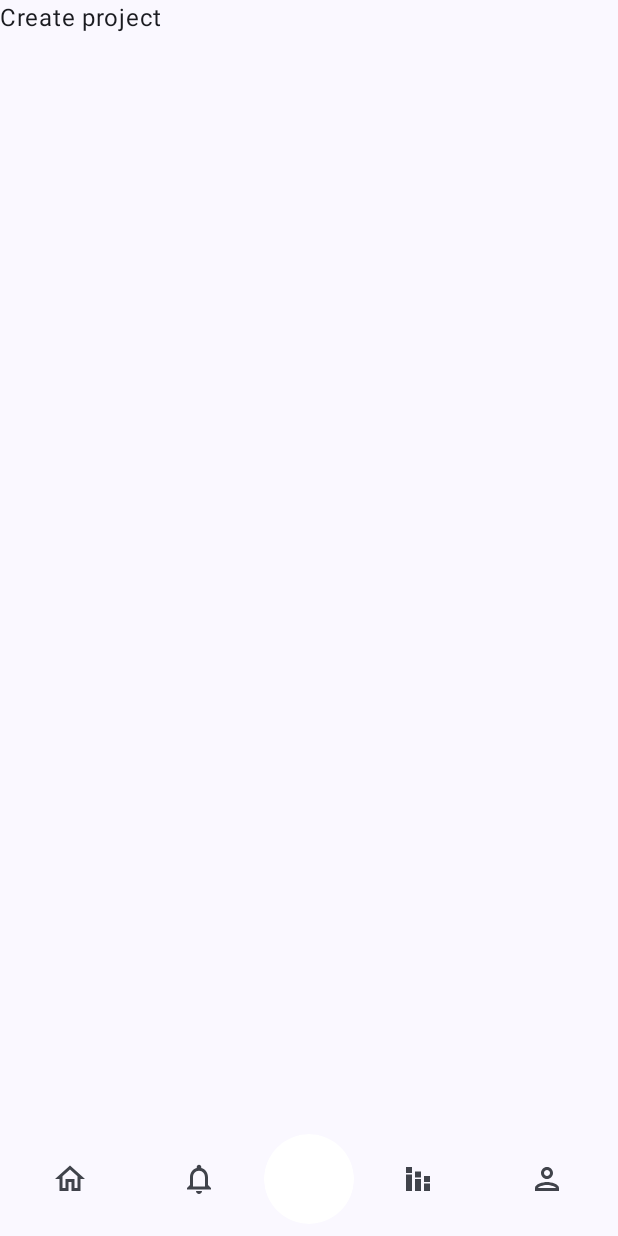
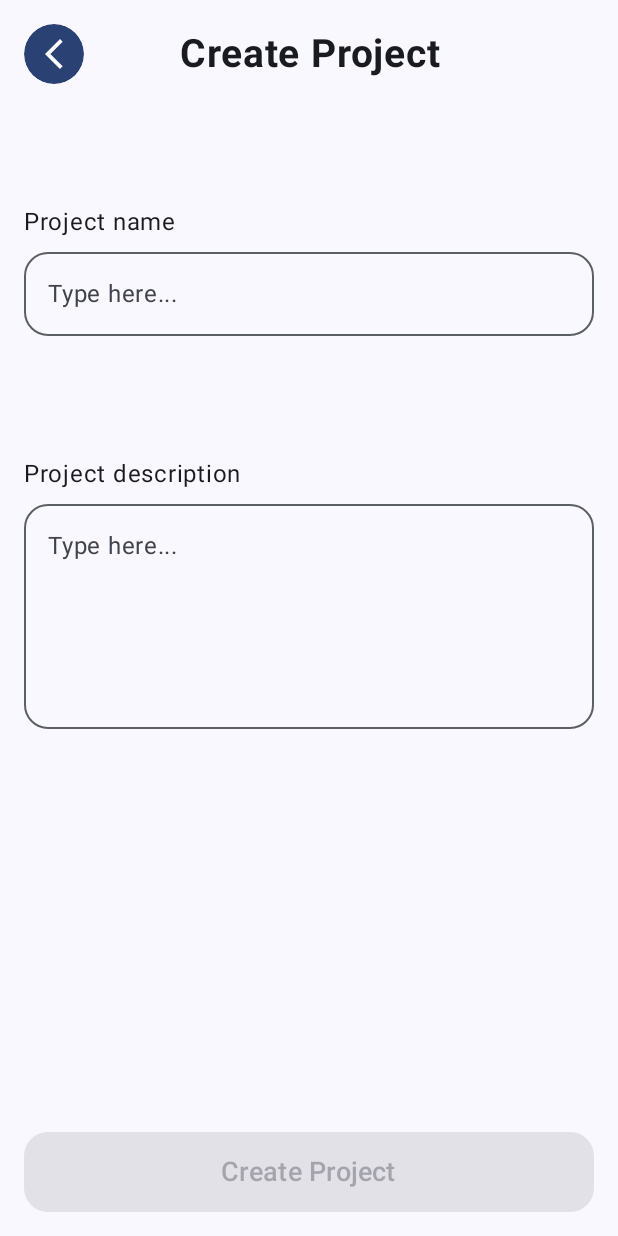
Before and after one commit to Srinivas1109/Task-Manager-App, an Android app built with Jetpack Compose: the CreateProjectScreen screen opened through its navigation route, on a phone screen of 412 x 824 dp. Before the commit the screen is almost empty. Run offline under Robolectric (Android 15) with nearby library versions, the phone set to English and light mode, and no system bars; our stand-ins replace Dagger/Hilt's generated code, Room's generated code.

Commit message:
implement create project

```diff
--- a/app/src/main/java/com/benki/taskmanager/data/model/Project.kt
+++ b/app/src/main/java/com/benki/taskmanager/data/model/Project.kt
@@ -8,6 +8,7 @@ data class Project(
     @PrimaryKey(autoGenerate = true)
     val id: Long = 0L,
     val name: String,
+    val description: String = "",
     val createdOn: Long = System.currentTimeMillis(),
     val modifiedOn: Long = System.currentTimeMillis(),
 )
--- /dev/null
+++ b/app/src/main/java/com/benki/taskmanager/data/repository/ProjectRepository.kt
@@ -0,0 +1,24 @@
+package com.benki.taskmanager.data.repository
+
+import com.benki.taskmanager.data.dao.ProjectDao
+import com.benki.taskmanager.data.dao.TaskDao
+import com.benki.taskmanager.data.model.Project
+import com.benki.taskmanager.data.model.Task
+import kotlinx.coroutines.flow.Flow
+
+class ProjectRepository(private val projectDao: ProjectDao) {
+    suspend fun insertProject(project: Project) {
+        projectDao.insertProject(project)
+    }
+
+    suspend fun deleteProject(project: Project) {
+        projectDao.deleteProject(project)
+    }
+
+    suspend fun updateProject(project: Project) {
+        projectDao.updateProject(project)
+    }
+
+    fun getTasks(): Flow<List<Project>> = projectDao.getProjects()
+
+}
--- a/app/src/main/java/com/benki/taskmanager/di/RepositoryModule.kt
+++ b/app/src/main/java/com/benki/taskmanager/di/RepositoryModule.kt
@@ -2,6 +2,10 @@ package com.benki.taskmanager.di
 
 import androidx.datastore.core.DataStore
 import androidx.datastore.preferences.core.Preferences
+import com.benki.taskmanager.data.dao.ProjectDao
+import com.benki.taskmanager.data.dao.TaskDao
+import com.benki.taskmanager.data.repository.ProjectRepository
+import com.benki.taskmanager.data.repository.TaskRepository
 import com.benki.taskmanager.data.repository.UserPreferencesRepository
 import dagger.Module
 import dagger.Provides
@@ -14,4 +18,11 @@ object RepositoryModule {
     @Provides
     fun provideUserPreferenceRepository(dataStore: DataStore<Preferences>): UserPreferencesRepository =
         UserPreferencesRepository(dataStore)
+
+    @Provides
+    fun provideTaskRepository(taskDao: TaskDao): TaskRepository = TaskRepository(taskDao = taskDao)
+
+    @Provides
+    fun provideProjectRepository(projectDao: ProjectDao): ProjectRepository =
+        ProjectRepository(projectDao = projectDao)
 }
--- a/app/src/main/java/com/benki/taskmanager/navigation/SetupNavGraph.kt
+++ b/app/src/main/java/com/benki/taskmanager/navigation/SetupNavGraph.kt
@@ -6,6 +6,7 @@ import androidx.navigation.NavHostController
 import androidx.navigation.compose.NavHost
 import androidx.navigation.compose.composable
 import com.benki.taskmanager.data.constants.NavigationRoutes
+import com.benki.taskmanager.data.constants.NavigationRoutes.HOME
 import com.benki.taskmanager.presentation.createproject.CreateProjectScreen
 import com.benki.taskmanager.presentation.createtask.CreateTaskScreen
 import com.benki.taskmanager.presentation.home.HomeScreen
@@ -29,10 +30,10 @@ fun SetupNavGraph(
         composable(route = NavigationRoutes.ON_BOARDING_ROUTE) {
             OnBoardingScreen(navigateToHome = {
                 updateOnBoardingVisited()
-                navHostController.navigate(NavigationRoutes.HOME)
+                navHostController.navigate(HOME)
             })
         }
-        composable(route = NavigationRoutes.HOME) {
+        composable(route = HOME) {
             HomeScreen()
         }
         composable(route = NavigationRoutes.NOTIFICATIONS) {
@@ -48,7 +49,15 @@ fun SetupNavGraph(
             CreateTaskScreen()
         }
         composable(route = NavigationRoutes.CREATE_PROJECT) {
-            CreateProjectScreen()
+            CreateProjectScreen(
+                onBackButtonClick = { navHostController.popBackStack() },
+                onProjectCreate = {
+                    navHostController.navigate(HOME) {
+                        popUpTo(HOME) {
+                            inclusive = true
+                        }
+                    }
+                })
         }
     }
 }
--- /dev/null
+++ b/app/src/main/java/com/benki/taskmanager/presentation/components/PrimaryButton.kt
@@ -0,0 +1,34 @@
+package com.benki.taskmanager.presentation.components
+
+import androidx.compose.foundation.layout.fillMaxWidth
+import androidx.compose.foundation.layout.padding
+import androidx.compose.foundation.shape.RoundedCornerShape
+import androidx.compose.material3.Button
+import androidx.compose.material3.ButtonDefaults
+import androidx.compose.material3.MaterialTheme
+import androidx.compose.material3.Text
+import androidx.compose.runtime.Composable
+import androidx.compose.ui.Modifier
+import androidx.compose.ui.unit.dp
+import androidx.compose.ui.unit.sp
+
+@Composable
+fun PrimaryButton(
+    modifier: Modifier = Modifier,
+    text: String,
+    enabled: Boolean = true,
+    onClick: () -> Unit
+) {
+    Button(
+        onClick = onClick,
+        shape = RoundedCornerShape(16.dp),
+        modifier = modifier.fillMaxWidth(),
+        enabled = enabled,
+        colors = ButtonDefaults.buttonColors(
+            containerColor = MaterialTheme.colorScheme.primary,
+            contentColor = MaterialTheme.colorScheme.onPrimary
+        )
+    ) {
+        Text(text = text, fontSize = 18.sp, modifier = Modifier.padding(vertical = 8.dp))
+    }
+}
--- a/app/src/main/java/com/benki/taskmanager/presentation/components/TaskManagerBottomBar.kt
+++ b/app/src/main/java/com/benki/taskmanager/presentation/components/TaskManagerBottomBar.kt
@@ -20,12 +20,10 @@ import androidx.compose.material3.IconButtonDefaults
 import androidx.compose.material3.MaterialTheme
 import androidx.compose.material3.NavigationBarItem
 import androidx.compose.runtime.Composable
-import androidx.compose.runtime.getValue
 import androidx.compose.ui.Alignment
 import androidx.compose.ui.Modifier
 import androidx.compose.ui.unit.dp
 import androidx.navigation.NavController
-import androidx.navigation.compose.currentBackStackEntryAsState
 import com.benki.taskmanager.data.constants.NavigationRoutes.HOME
 import com.benki.taskmanager.data.constants.NavigationRoutes.NOTIFICATIONS
 import com.benki.taskmanager.data.constants.NavigationRoutes.PROFILE
@@ -36,11 +34,9 @@ fun TaskManagerBottomBar(
     modifier: Modifier = Modifier,
     navController: NavController,
     modalVisible: Boolean = false,
+    activeScreen: String = "",
     toggleModal: (Boolean) -> Unit,
 ) {
-    val destination by navController.currentBackStackEntryAsState()
-    val activeScreen = destination?.destination?.route ?: ""
-
     BottomAppBar(
         actions = {
             NavigationBarItem(
--- /dev/null
+++ b/app/src/main/java/com/benki/taskmanager/presentation/components/TaskTextFiled.kt
@@ -0,0 +1,34 @@
+package com.benki.taskmanager.presentation.components
+
+import androidx.compose.foundation.layout.Column
+import androidx.compose.foundation.layout.Spacer
+import androidx.compose.foundation.layout.fillMaxWidth
+import androidx.compose.foundation.layout.height
+import androidx.compose.foundation.shape.RoundedCornerShape
+import androidx.compose.material3.OutlinedTextField
+import androidx.compose.material3.Text
+import androidx.compose.runtime.Composable
+import androidx.compose.ui.Modifier
+import androidx.compose.ui.unit.dp
+
+@Composable
+fun TaskTextFiled(
+    modifier: Modifier = Modifier,
+    value: String,
+    title: String,
+    placeholder: String = "",
+    onValueChange: (String) -> Unit
+) {
+    Column(modifier = Modifier.fillMaxWidth()) {
+        Text(text = title)
+        Spacer(modifier = Modifier.height(8.dp))
+        OutlinedTextField(
+            value = value,
+            onValueChange = onValueChange,
+            modifier = modifier.fillMaxWidth(),
+            shape = RoundedCornerShape(16.dp),
+            placeholder = {
+                Text(text = placeholder)
+            })
+    }
+}
--- a/app/src/main/java/com/benki/taskmanager/presentation/createproject/CreateProjectScreen.kt
+++ b/app/src/main/java/com/benki/taskmanager/presentation/createproject/CreateProjectScreen.kt
@@ -1,13 +1,96 @@
 package com.benki.taskmanager.presentation.createproject
 
+import androidx.compose.foundation.layout.Arrangement
+import androidx.compose.foundation.layout.Box
 import androidx.compose.foundation.layout.Column
+import androidx.compose.foundation.layout.Spacer
+import androidx.compose.foundation.layout.fillMaxSize
+import androidx.compose.foundation.layout.fillMaxWidth
+import androidx.compose.foundation.layout.height
+import androidx.compose.foundation.layout.heightIn
+import androidx.compose.foundation.layout.padding
+import androidx.compose.foundation.layout.size
+import androidx.compose.material.icons.Icons
+import androidx.compose.material.icons.filled.ArrowBackIosNew
+import androidx.compose.material3.Icon
+import androidx.compose.material3.IconButton
+import androidx.compose.material3.IconButtonDefaults
+import androidx.compose.material3.MaterialTheme
 import androidx.compose.material3.Text
 import androidx.compose.runtime.Composable
+import androidx.compose.runtime.getValue
+import androidx.compose.ui.Alignment
 import androidx.compose.ui.Modifier
+import androidx.compose.ui.text.font.FontWeight
+import androidx.compose.ui.text.style.TextAlign
+import androidx.compose.ui.unit.dp
+import androidx.compose.ui.unit.sp
+import androidx.hilt.navigation.compose.hiltViewModel
+import androidx.lifecycle.compose.collectAsStateWithLifecycle
+import com.benki.taskmanager.presentation.components.PrimaryButton
+import com.benki.taskmanager.presentation.components.TaskTextFiled
 
 @Composable
-fun CreateProjectScreen(modifier: Modifier = Modifier) {
-    Column {
-        Text(text = "Create project")
+fun CreateProjectScreen(
+    modifier: Modifier = Modifier,
+    viewmodel: CreateProjectViewModel = hiltViewModel(),
+    onBackButtonClick: () -> Unit,
+    onProjectCreate: () -> Unit,
+) {
+    val project by viewmodel.project.collectAsStateWithLifecycle()
+    Column(
+        modifier = modifier
+            .fillMaxSize()
+            .padding(16.dp),
+        horizontalAlignment = Alignment.CenterHorizontally,
+        verticalArrangement = Arrangement.SpaceBetween
+    ) {
+        Column(
+            modifier = modifier
+                .fillMaxWidth(), horizontalAlignment = Alignment.CenterHorizontally
+        ) {
+            Box(modifier = modifier.fillMaxWidth()) {
+                IconButton(
+                    onClick = onBackButtonClick,
+                    modifier = modifier
+                        .align(Alignment.TopStart)
+                        .size(40.dp),
+                    colors = IconButtonDefaults.filledIconButtonColors(
+                        containerColor = MaterialTheme.colorScheme.primary,
+                        contentColor = MaterialTheme.colorScheme.onPrimary
+                    )
+                ) {
+                    Icon(imageVector = Icons.Filled.ArrowBackIosNew, contentDescription = null)
+                }
+                Text(
+                    text = "Create Project",
+                    modifier = modifier.align(Alignment.TopCenter),
+                    fontSize = 26.sp,
+                    fontWeight = FontWeight.Bold,
+                    textAlign = TextAlign.Center,
+                    lineHeight = 40.sp
+                )
+            }
+            Spacer(modifier = modifier.height(80.dp))
+            TaskTextFiled(
+                value = project.name,
+                title = "Project name",
+                onValueChange = viewmodel::updateProjectName,
+                placeholder = "Type here..."
+            )
+            Spacer(modifier = modifier.height(80.dp))
+            TaskTextFiled(
+                value = project.description,
+                title = "Project description",
+                onValueChange = viewmodel::updateProjectDescription,
+                placeholder = "Type here...",
+                modifier = modifier.heightIn(min = 150.dp, max = 250.dp)
+            )
+        }
+
+        PrimaryButton(text = "Create Project", enabled = project.name.isNotEmpty()) {
+            viewmodel.insertProject()
+            onProjectCreate()
+        }
     }
 }
--- /dev/null
+++ b/app/src/main/java/com/benki/taskmanager/presentation/createproject/CreateProjectViewModel.kt
@@ -0,0 +1,33 @@
+package com.benki.taskmanager.presentation.createproject
+
+import androidx.lifecycle.ViewModel
+import androidx.lifecycle.viewModelScope
+import com.benki.taskmanager.data.model.Project
+import com.benki.taskmanager.data.repository.ProjectRepository
+import dagger.hilt.android.lifecycle.HiltViewModel
+import kotlinx.coroutines.flow.MutableStateFlow
+import kotlinx.coroutines.flow.asStateFlow
+import kotlinx.coroutines.flow.update
+import kotlinx.coroutines.launch
+import javax.inject.Inject
+
+@HiltViewModel
+class CreateProjectViewModel @Inject constructor(private val projectRepository: ProjectRepository) : ViewModel() {
+    private val _project = MutableStateFlow(Project(name = ""))
+    val project = _project.asStateFlow()
+
+    fun updateProjectName(name: String) {
+        _project.update { it.copy(name = name) }
+    }
+
+    fun updateProjectDescription(description: String) {
+        _project.update { it.copy(description = description) }
+    }
+
+    fun insertProject(){
+        viewModelScope.launch {
+            projectRepository.insertProject(project.value)
+            _project.update { Project(name = "") }
+        }
+    }
+}
--- a/app/src/main/java/com/benki/taskmanager/ui/theme/TaskManagerApp.kt
+++ b/app/src/main/java/com/benki/taskmanager/ui/theme/TaskManagerApp.kt
@@ -3,7 +3,9 @@ package com.benki.taskmanager.ui.theme
 import androidx.compose.animation.AnimatedVisibility
 import androidx.compose.animation.fadeIn
 import androidx.compose.animation.fadeOut
+import androidx.compose.animation.slideIn
 import androidx.compose.animation.slideInVertically
+import androidx.compose.animation.slideOut
 import androidx.compose.animation.slideOutVertically
 import androidx.compose.foundation.border
 import androidx.compose.foundation.clickable
@@ -23,14 +25,18 @@ import androidx.compose.material3.Scaffold
 import androidx.compose.material3.Text
 import androidx.compose.runtime.Composable
 import androidx.compose.runtime.DisposableEffect
+import androidx.compose.runtime.getValue
 import androidx.compose.ui.Alignment
 import androidx.compose.ui.Modifier
 import androidx.compose.ui.draw.clip
 import androidx.compose.ui.text.font.FontWeight
+import androidx.compose.ui.unit.IntOffset
 import androidx.compose.ui.unit.dp
+import androidx.navigation.compose.currentBackStackEntryAsState
 import androidx.navigation.compose.rememberNavController
 import com.benki.taskmanager.data.constants.NavigationRoutes.CREATE_PROJECT
 import com.benki.taskmanager.data.constants.NavigationRoutes.CREATE_TASK
+import com.benki.taskmanager.data.constants.NavigationRoutes.HOME
 import com.benki.taskmanager.navigation.SetupNavGraph
 import com.benki.taskmanager.presentation.components.TaskManagerBottomBar
 
@@ -43,11 +49,24 @@ fun TaskManagerApp(
 ) {
     val navController = rememberNavController()
     Scaffold(bottomBar = {
-        TaskManagerBottomBar(
-            navController = navController,
-            toggleModal = toggleModal,
-            modalVisible = modalVisible
-        )
+        val destination by navController.currentBackStackEntryAsState()
+        val activeScreen = destination?.destination?.route ?: ""
+        AnimatedVisibility(
+            visible = activeScreen != CREATE_TASK && activeScreen != CREATE_PROJECT,
+            enter = slideIn {
+                            IntOffset(0, it.height)
+            },
+            exit = slideOut{
+                IntOffset(0, it.height - 10)
+            }
+        ) {
+            TaskManagerBottomBar(
+                navController = navController,
+                toggleModal = toggleModal,
+                modalVisible = modalVisible,
+                activeScreen = activeScreen
+            )
+        }
     }) { contentPadding ->
         Box(
             modifier = Modifier
@@ -95,7 +114,11 @@ fun TaskManagerApp(
                                     .clip(RoundedCornerShape(8.dp))
                                     .clickable {
                                         toggleModal(false)
-                                        navController.navigate(CREATE_TASK)
+                                        navController.navigate(CREATE_TASK) {
+                                            popUpTo(HOME) {
+                                                inclusive = false
+                                            }
+                                        }
                                     },
                                 shape = RoundedCornerShape(8.dp)
                             ) {
@@ -120,7 +143,11 @@ fun TaskManagerApp(
                                     .clip(RoundedCornerShape(8.dp))
                                     .clickable {
                                         toggleModal(false)
-                                        navController.navigate(CREATE_PROJECT)
+                                        navController.navigate(CREATE_PROJECT) {
+                                            popUpTo(HOME) {
+                                                inclusive = false
+                                            }
+                                        }
                                     },
                                 shape = RoundedCornerShape(8.dp)
                             ) {
```
Also changed, not shown: app/src/main/java/com/benki/taskmanager/data/repository/TaskRepository.kt (added, +22 -0 lines).
